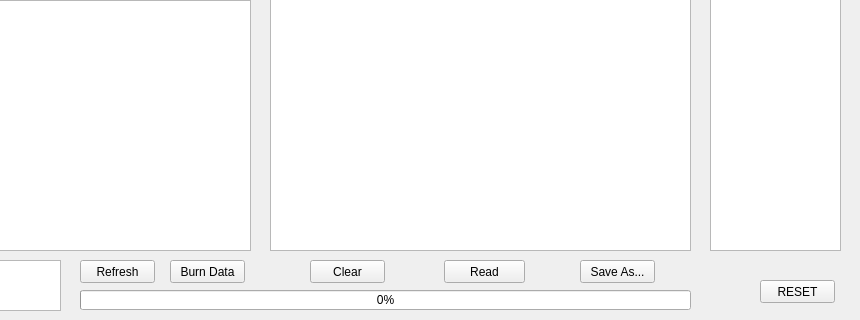
Qt form src/user-interfaces/gui-programmer.ui (Donn13Darko/uC_Interfacer) before a commit; both pictures show x 190 to 1050 and y 100 to 420 of the 1050 by 420 pixel window.
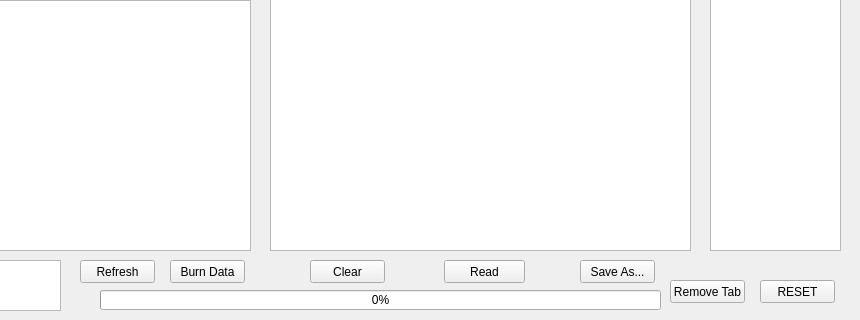
The same form after that commit.

Commit message: Added remove tab button and finished dynamic addition of tabs

```diff
--- a/src/user-interfaces/gui-programmer.ui
+++ b/src/user-interfaces/gui-programmer.ui
@@ -382,9 +382,9 @@
   <widget class="QProgressBar" name="Programmer_ProgressBar">
    <property name="geometry">
     <rect>
-     <x>270</x>
+     <x>290</x>
      <y>390</y>
-     <width>611</width>
+     <width>561</width>
      <height>20</height>
     </rect>
    </property>
@@ -395,9 +395,9 @@
   <widget class="QLabel" name="ProgrammerProgress_Label">
    <property name="geometry">
     <rect>
-     <x>270</x>
+     <x>290</x>
      <y>390</y>
-     <width>571</width>
+     <width>521</width>
      <height>20</height>
     </rect>
    </property>
@@ -479,6 +479,22 @@
     <string>Show Preview</string>
    </property>
   </widget>
+  <widget class="QPushButton" name="RemoveTab_Button">
+   <property name="geometry">
+    <rect>
+     <x>860</x>
+     <y>380</y>
+     <width>75</width>
+     <height>23</height>
+    </rect>
+   </property>
+   <property name="text">
+    <string>Remove Tab</string>
+   </property>
+   <property name="autoDefault">
+    <bool>false</bool>
+   </property>
+  </widget>
  </widget>
  <resources/>
  <connections/>
```
The commit also changes 14 other files.
